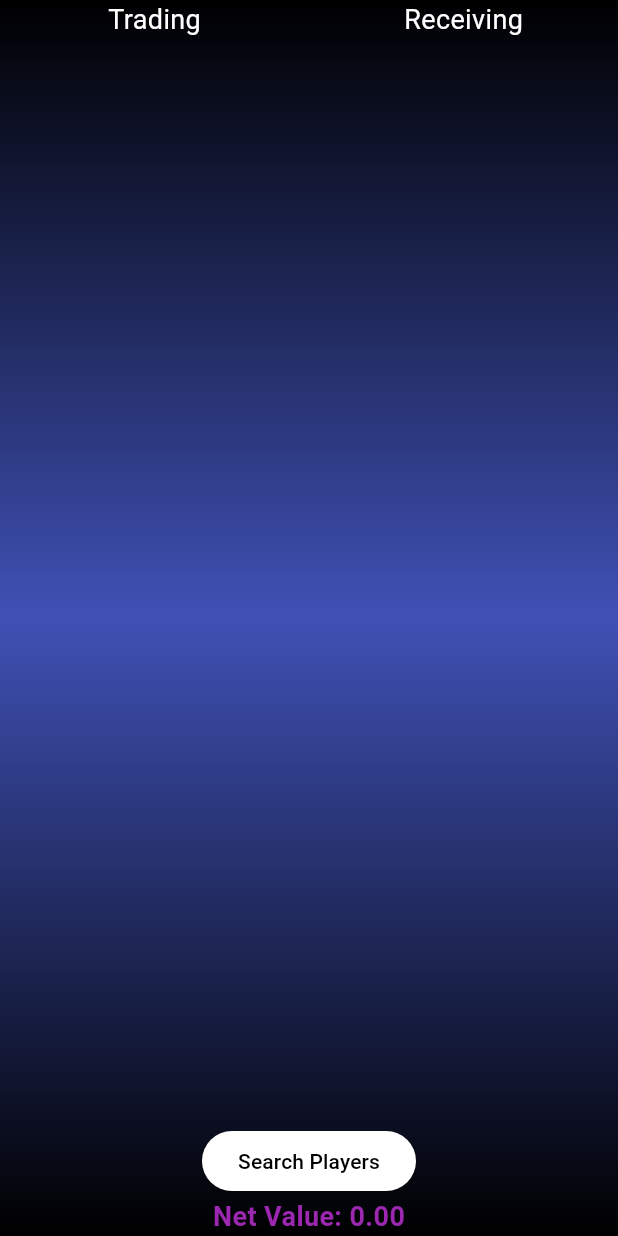
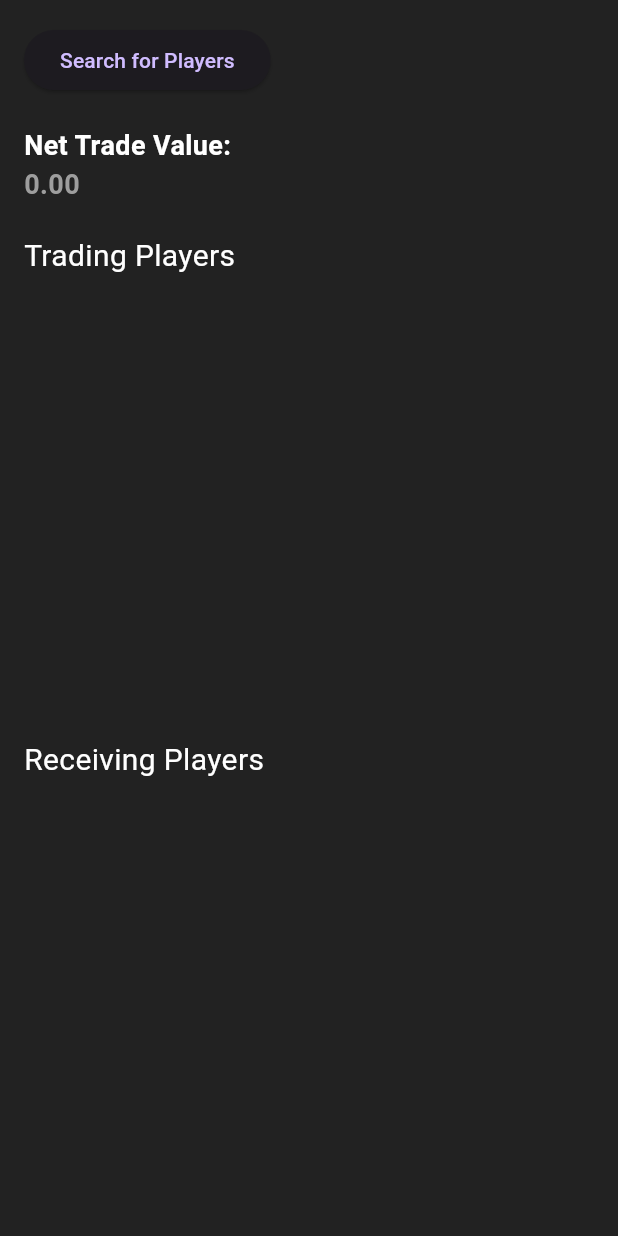
Before and after one commit to danmigus/team21largeproject, a Flutter app: the AnalyzeForm screen opened directly with empty values, on a phone screen of 412 x 824 dp. Run offline on Flutter 3.47's test engine with Material 3 defaults, Android fonts, the phone set to English and light mode, and no system bars; drawn by our look-alikes of animated_text_kit.

Commit message:
Analyze Page Mobile Final

```diff
--- a/frontend/mobile/lib/analyze_form.dart
+++ b/frontend/mobile/lib/analyze_form.dart
@@ -102,6 +102,18 @@ class _AnalyzeFormState extends State<AnalyzeForm> {
       } else {
         receivingPlayers.add(player);
         receivingEcr += calculateEcr(player['rank_ecr']);
+      }
+    });
+  }
+
+  void removePlayerFromTrade(int index, bool isTrading) {
+    setState(() {
+      if (isTrading) {
+        tradingEcr -= calculateEcr(tradingPlayers[index]['rank_ecr']);
+        tradingPlayers.removeAt(index);
+      } else {
+        receivingEcr -= calculateEcr(receivingPlayers[index]['rank_ecr']);
+        receivingPlayers.removeAt(index);
       }
     });
   }
@@ -218,8 +230,8 @@ class _AnalyzeFormState extends State<AnalyzeForm> {
                     const SizedBox(height: 10),
                     ElevatedButton(
                       style: ElevatedButton.styleFrom(
-                         backgroundColor: const Color.fromARGB(255, 255, 255, 255),
-                          foregroundColor: Colors.black, // Black text
+                        backgroundColor: Colors.white,
+                        foregroundColor: Colors.black,
                       ),
                       onPressed: () async {
                         await searchPlayers();
@@ -234,6 +246,8 @@ class _AnalyzeFormState extends State<AnalyzeForm> {
                         title: Text(
                           player['player_name'],
                           style: const TextStyle(color: Colors.white),
+                          overflow: TextOverflow.ellipsis, // Prevent overlap
+                          maxLines: 1, // Ensure it doesn't take up more than one line
                         ),
                         subtitle: Text(
                           '${player['player_team_id']} - ${player['player_position_id']}',
@@ -273,15 +287,6 @@ class _AnalyzeFormState extends State<AnalyzeForm> {
                   ],
                 ),
               ),
-              actions: [
-                TextButton(
-                  onPressed: () => Navigator.pop(context),
-                  child: const Text(
-                    'Close',
-                    style: TextStyle(color: Colors.white),
-                  ),
-                ),
-              ],
             );
           },
         );
@@ -291,25 +296,56 @@ class _AnalyzeFormState extends State<AnalyzeForm> {
 
   @override
   Widget build(BuildContext context) {
-    return Container(
-      decoration: const BoxDecoration(
-        gradient: LinearGradient(
-          colors: [Colors.black, Colors.indigo, Colors.black],
-          begin: Alignment.topRight,
-          end: Alignment.bottomRight,
+    // Calculate Net Trade Value
+    double netTradeValue = receivingEcr - tradingEcr;
+
+    // Determine the color based on the value
+    Color netTradeValueColor = netTradeValue > 0
+        ? Colors.green
+        : netTradeValue < 0
+            ? Colors.red
+            : Colors.grey;
+
+    return Scaffold(
+      backgroundColor: Colors.black87,
+      body: Padding(
+        padding: const EdgeInsets.all(16.0),
+        child: Column(
+          crossAxisAlignment: CrossAxisAlignment.start,
+          children: [
+            // Button to show search dialog
+            ElevatedButton(
+              onPressed: showSearchDialog,
+              child: const Text('Search for Players'),
+            ),
+            const SizedBox(height: 20),
+
+            // Net Trade Value display
+            Text(
+              'Net Trade Value:',
+              style: const TextStyle(
+                fontSize: 18,
+                color: Colors.white,
+                fontWeight: FontWeight.bold,
               ),
             ),
-      child: Column(
+            Text(
+              '${netTradeValue.toStringAsFixed(2)}', // Showing the value with 2 decimal points
+              style: TextStyle(
+                fontSize: 18,
+                color: netTradeValueColor, // Dynamic color based on value
+                fontWeight: FontWeight.bold,
+              ),
+            ),
+            const SizedBox(height: 20),
+
+            // Trading Players Section
+            Row(
+              mainAxisAlignment: MainAxisAlignment.spaceBetween,
               children: [
-          Expanded(
-            child: Row(
-              children: [
-                Expanded(
-                  child: Column(
-                    children: [
-                      const Text(
-                        'Trading',
-                        style: TextStyle(fontSize: 18, color: Colors.white),
+                Text('Trading Players', style: const TextStyle(fontSize: 20, color: Colors.white)),
+
+              ],
             ),
             Expanded(
               child: ListView.builder(
@@ -321,36 +357,74 @@ class _AnalyzeFormState extends State<AnalyzeForm> {
                       animatedTexts: [
                         ColorizeAnimatedText(
                           player['player_name'],
-                                  textStyle: const TextStyle(
-                                    fontSize: 18,
-                                    fontWeight: FontWeight.bold,
-                                  ),
-                                  colors: [
-                                    const Color.fromARGB(255, 21, 56, 255),
-                                    Colors.cyan,
-                                    Colors.lightBlueAccent,
-                                  ],
-                                  speed: const Duration(milliseconds: 500),
+                          textStyle: const TextStyle(fontSize: 16, fontWeight: FontWeight.bold),
+                          colors: [Colors.blue, Colors.blue, Colors.lightBlue],
                         ),
                       ],
                       isRepeatingAnimation: false,
                     ),
-                            subtitle: AnimatedTextKit(
+                    subtitle: Row(
+                      mainAxisAlignment: MainAxisAlignment.start,
+                      children: [
+                        Expanded(
+                          child: Text(
+                            '${player['player_team_id']} - ${player['player_position_id']}',
+                            style: const TextStyle(color: Colors.white70),
+                            overflow: TextOverflow.ellipsis,
+                            softWrap: true,
+                          ),
+                        ),
+                      ],
+                    ),
+                    trailing: IconButton(
+                      icon: const Icon(Icons.delete, color: Colors.grey),
+                      onPressed: () => removePlayerFromTrade(index, true),
+                    ),
+                  );
+                },
+              ),
+            ),
+            const SizedBox(height: 20),
+
+            // Receiving Players Section
+            Row(
+              mainAxisAlignment: MainAxisAlignment.spaceBetween,
+              children: [
+                Text('Receiving Players', style: const TextStyle(fontSize: 20, color: Colors.white)),
+              ],
+            ),
+            Expanded(
+              child: ListView.builder(
+                itemCount: receivingPlayers.length,
+                itemBuilder: (context, index) {
+                  final player = receivingPlayers[index];
+                  return ListTile(
+                    title: AnimatedTextKit(
                       animatedTexts: [
                         ColorizeAnimatedText(
-                                  '${player['player_team_id']} - ${player['player_position_id']}',
-                                  textStyle: const TextStyle(
-                                    fontSize: 16,
-                                  ),
-                                  colors: [
-                                    const Color.fromARGB(255, 21, 56, 255), // Blue animation for trading
-                                    Colors.cyan,
-                                    Colors.lightBlueAccent,
-                                  ],
-                                  speed: const Duration(milliseconds: 500),
+                          player['player_name'],
+                          textStyle: const TextStyle(fontSize: 16, fontWeight: FontWeight.bold),
+                          colors: [Colors.red, Colors.red, Colors.orange],
                         ),
                       ],
                       isRepeatingAnimation: false,
+                    ),
+                    subtitle: Row(
+                      mainAxisAlignment: MainAxisAlignment.start,
+                      children: [
+                        Expanded(
+                          child: Text(
+                            '${player['player_team_id']} - ${player['player_position_id']}',
+                            style: const TextStyle(color: Colors.white70),
+                            overflow: TextOverflow.ellipsis,
+                            softWrap: true,
+                          ),
+                        ),
+                      ],
+                    ),
+                    trailing: IconButton(
+                      icon: const Icon(Icons.delete, color: Colors.grey),
+                      onPressed: () => removePlayerFromTrade(index, false),
                     ),
                   );
                 },
@@ -359,106 +433,6 @@ class _AnalyzeFormState extends State<AnalyzeForm> {
           ],
         ),
       ),
-                Expanded(
-  child: Column(
-    children: [
-      const Text(
-        'Receiving',
-        style: TextStyle(fontSize: 18, color: Colors.white),
-      ),
-      Expanded(
-        child: ListView.builder(
-          itemCount: receivingPlayers.length,
-          itemBuilder: (context, index) {
-            final player = receivingPlayers[index];
-            return ListTile(
-              title: Row(
-                mainAxisAlignment: MainAxisAlignment.end, // Align text to the right
-                children: [
-                  AnimatedTextKit(
-                    animatedTexts: [
-                      ColorizeAnimatedText(
-                        player['player_name'],
-                        textStyle: const TextStyle(
-                          fontSize: 18,
-                          fontWeight: FontWeight.bold,
-                        ),
-                        colors: [
-                          Colors.red, // Red animation for receiving
-                          const Color.fromARGB(255, 180, 0, 0),
-                          const Color.fromARGB(255, 73, 0, 0),
-                        ],
-                        speed: const Duration(milliseconds: 500),
-                      ),
-                    ],
-                    isRepeatingAnimation: false,
-                  ),
-                ],
-              ),
-              subtitle: Row(
-                mainAxisAlignment: MainAxisAlignment.end, // Align subtitle to the right
-                children: [
-                  AnimatedTextKit(
-                    animatedTexts: [
-                      ColorizeAnimatedText(
-                        '${player['player_team_id']} - ${player['player_position_id']}',
-                        textStyle: const TextStyle(
-                          fontSize: 16,
-                        ),
-                        colors: [
-                          Colors.red, // Red animation for receiving
-                          const Color.fromARGB(255, 180, 0, 0),
-                          const Color.fromARGB(255, 73, 0, 0),
-                        ],
-                        speed: const Duration(milliseconds: 500),
-                      ),
-                    ],
-                    isRepeatingAnimation: false,
-                  ),
-                ],
-              ),
-            );
-          },
-        ),
-      ),
-    ],
-  ),
-),
-
-              ],
-            ),
-          ),
-          ElevatedButton(
-            style: ElevatedButton.styleFrom(
-               backgroundColor: const Color.fromARGB(255, 255, 255, 255),
-               foregroundColor: Colors.black, // Black text
-            ),
-            onPressed: showSearchDialog,
-            child: const Text('Search Players'),
-          ),
-          AnimatedTextKit(
-  animatedTexts: [
-    ColorizeAnimatedText(
-      'Net Value: ${(receivingEcr - tradingEcr).toStringAsFixed(2)}',
-      textStyle: const TextStyle(
-        fontSize: 18,
-        fontWeight: FontWeight.bold,
-      ),
-      colors: [
-        Colors.purple, // Purple color
-        const Color.fromARGB(255, 0, 13, 87), // Dark blue
-        const Color.fromARGB(255, 0, 47, 255), // Bright blue
-        const Color.fromARGB(255, 204, 0, 255), // Pinkish-purple
-        const Color.fromARGB(255, 50, 0, 129), // Deep purple
-      ],
-      speed: const Duration(milliseconds: 600), // Adjust speed for smooth transitions
-    ),
-  ],
-  isRepeatingAnimation: true, // Animation will loop
-  repeatForever: true, // Ensures continuous animation
-),
-        ],
-      ),
     );
   }
 }
```
Lines whose indentation alone changed are shown as unchanged.
